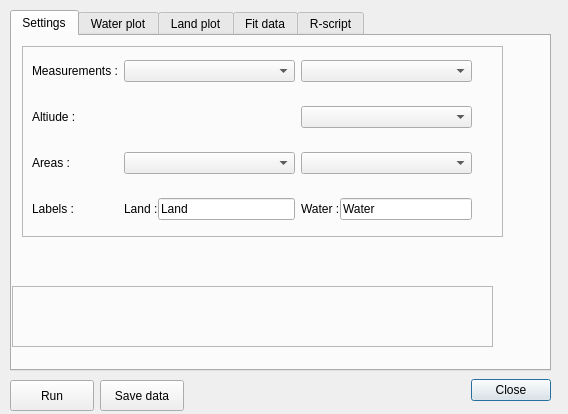
First picture: the form in altitudecorrector_dialog_base.ui, repository sickel/altitudecorrector, before the edit.
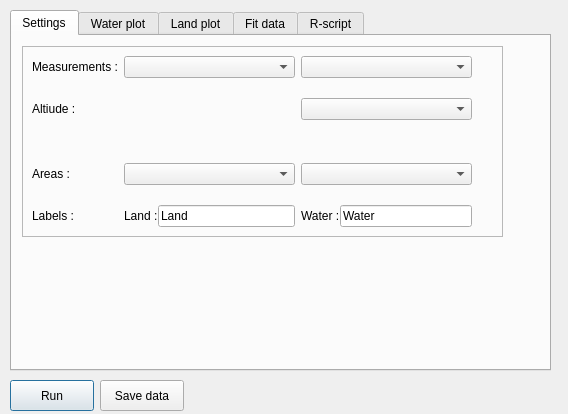
Second picture: the form after the edit. The open tabs and pages were chosen to show the change. Custom widgets are drawn as their Qt base class.

Commit message: Removed close button. Using name of data field for x-axis text

What changed in the file:
```diff
--- a/altitudecorrector_dialog_base.ui
+++ b/altitudecorrector_dialog_base.ui
@@ -13,31 +13,6 @@
   <property name="windowTitle">
    <string>Altitudecorrector</string>
   </property>
-  <widget class="QDialogButtonBox" name="button_box">
-   <property name="geometry">
-    <rect>
-     <x>300</x>
-     <y>370</y>
-     <width>251</width>
-     <height>41</height>
-    </rect>
-   </property>
-   <property name="focusPolicy">
-    <enum>Qt::TabFocus</enum>
-   </property>
-   <property name="toolTipDuration">
-    <number>0</number>
-   </property>
-   <property name="orientation">
-    <enum>Qt::Horizontal</enum>
-   </property>
-   <property name="standardButtons">
-    <set>QDialogButtonBox::Close</set>
-   </property>
-   <property name="centerButtons">
-    <bool>false</bool>
-   </property>
-  </widget>
   <widget class="QTabWidget" name="tabWidget">
    <property name="geometry">
     <rect>
@@ -57,14 +32,14 @@
     <widget class="QFrame" name="frame_2">
      <property name="geometry">
       <rect>
-       <x>0</x>
+       <x>10</x>
        <y>250</y>
        <width>481</width>
        <height>61</height>
       </rect>
      </property>
      <property name="frameShape">
-      <enum>QFrame::StyledPanel</enum>
+      <enum>QFrame::NoFrame</enum>
      </property>
      <property name="frameShadow">
       <enum>QFrame::Raised</enum>
@@ -94,7 +69,7 @@
         <height>171</height>
        </rect>
       </property>
-      <layout class="QGridLayout" name="gridLayout" rowstretch="15,15,15,15">
+      <layout class="QGridLayout" name="gridLayout" rowstretch="15,15,15,15,0">
        <property name="sizeConstraint">
         <enum>QLayout::SetDefaultConstraint</enum>
        </property>
@@ -104,6 +79,16 @@
        <property name="verticalSpacing">
         <number>20</number>
        </property>
+       <item row="3" column="2">
+        <widget class="QgsFieldComboBox" name="fcbArea"/>
+       </item>
+       <item row="4" column="0">
+        <widget class="QLabel" name="label_3">
+         <property name="text">
+          <string>Labels :</string>
+         </property>
+        </widget>
+       </item>
        <item row="0" column="0">
         <widget class="QLabel" name="label">
          <property name="text">
@@ -118,44 +103,20 @@
          </property>
         </widget>
        </item>
-       <item row="0" column="2">
-        <widget class="QgsFieldComboBox" name="fcbMeasure"/>
-       </item>
-       <item row="1" column="0">
-        <widget class="QLabel" name="label_5">
-         <property name="text">
-          <string>Altiude :</string>
-         </property>
-        </widget>
-       </item>
        <item row="1" column="2">
         <widget class="QgsFieldComboBox" name="fcbAltitude"/>
        </item>
-       <item row="2" column="0">
+       <item row="3" column="0">
         <widget class="QLabel" name="label_2">
          <property name="text">
           <string>Areas :</string>
          </property>
         </widget>
        </item>
-       <item row="2" column="1">
-        <widget class="QgsMapLayerComboBox" name="lcbArea">
-         <property name="showCrs">
-          <bool>true</bool>
-         </property>
-        </widget>
+       <item row="0" column="2">
+        <widget class="QgsFieldComboBox" name="fcbMeasure"/>
        </item>
-       <item row="2" column="2">
-        <widget class="QgsFieldComboBox" name="fcbArea"/>
-       </item>
-       <item row="3" column="0">
-        <widget class="QLabel" name="label_3">
-         <property name="text">
-          <string>Labels :</string>
-         </property>
-        </widget>
-       </item>
-       <item row="3" column="1">
+       <item row="4" column="1">
         <layout class="QHBoxLayout" name="horizontalLayout">
          <item>
           <widget class="QLabel" name="label_6">
@@ -173,7 +134,21 @@
          </item>
         </layout>
        </item>
-       <item row="3" column="2">
+       <item row="3" column="1">
+        <widget class="QgsMapLayerComboBox" name="lcbArea">
+         <property name="showCrs">
+          <bool>true</bool>
+         </property>
+        </widget>
+       </item>
+       <item row="1" column="0">
+        <widget class="QLabel" name="label_5">
+         <property name="text">
+          <string>Altiude :</string>
+         </property>
+        </widget>
+       </item>
+       <item row="4" column="2">
         <layout class="QHBoxLayout" name="horizontalLayout_2">
          <item>
           <widget class="QLabel" name="label_4">
@@ -191,6 +166,32 @@
          </item>
         </layout>
        </item>
+       <item row="2" column="0">
+        <spacer name="verticalSpacer">
+         <property name="orientation">
+          <enum>Qt::Vertical</enum>
+         </property>
+         <property name="sizeHint" stdset="0">
+          <size>
+           <width>20</width>
+           <height>40</height>
+          </size>
+         </property>
+        </spacer>
+       </item>
+       <item row="2" column="1">
+        <spacer name="verticalSpacer_2">
+         <property name="orientation">
+          <enum>Qt::Vertical</enum>
+         </property>
+         <property name="sizeHint" stdset="0">
+          <size>
+           <width>20</width>
+           <height>40</height>
+          </size>
+         </property>
+        </spacer>
+       </item>
       </layout>
      </widget>
     </widget>
```
Left out of the diff: 37 changed lines with no effect on the pictures. The commit also changes 1 other file.
